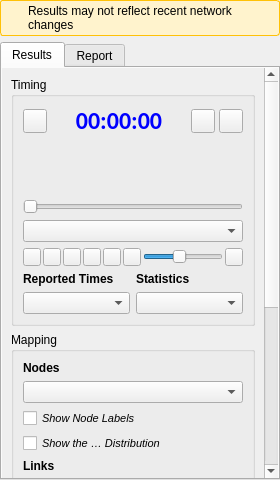
Old version of the form ui/analysis/qgisred_results_dock.ui in the repository qgisred/QGISRed.
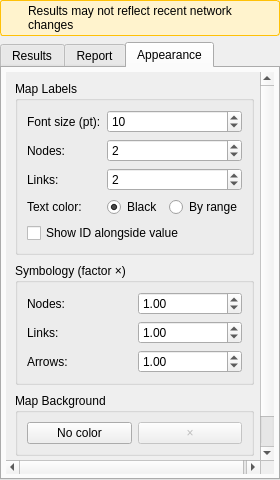
New version of the form. The open tabs and pages were chosen to show the change.

Commit message: Results: Add configuration

The edit to the form file:
```diff
--- a/ui/analysis/qgisred_results_dock.ui
+++ b/ui/analysis/qgisred_results_dock.ui
@@ -640,20 +640,56 @@
                    <item>
                     <layout class="QVBoxLayout" name="verticalLayout_4">
                      <item>
-                      <widget class="QLabel" name="lbNodesHeader">
-                       <property name="font">
-                        <font>
-                         <weight>75</weight>
-                         <bold>true</bold>
-                        </font>
-                       </property>
-                       <property name="styleSheet">
-                        <string notr="true">font-weight: bold;</string>
-                       </property>
-                       <property name="text">
-                        <string>Nodes</string>
-                       </property>
-                      </widget>
+                      <layout class="QHBoxLayout" name="horizontalLayout_NodesHeader">
+                       <item>
+                        <widget class="QLabel" name="lbNodesHeader">
+                         <property name="font">
+                          <font>
+                           <weight>75</weight>
+                           <bold>true</bold>
+                          </font>
+                         </property>
+                         <property name="styleSheet">
+                          <string notr="true">font-weight: bold;</string>
+                         </property>
+                         <property name="text">
+                          <string>Nodes</string>
+                         </property>
+                        </widget>
+                       </item>
+                       <item>
+                        <spacer name="horizontalSpacer_btAppearance">
+                         <property name="orientation">
+                          <enum>Qt::Horizontal</enum>
+                         </property>
+                         <property name="sizeHint" stdset="0">
+                          <size>
+                           <width>40</width>
+                           <height>20</height>
+                          </size>
+                         </property>
+                        </spacer>
+                       </item>
+                       <item>
+                        <widget class="QToolButton" name="btAppearance">
+                         <property name="toolTip">
+                          <string>Appearance options</string>
+                         </property>
+                         <property name="autoRaise">
+                          <bool>true</bool>
+                         </property>
+                         <property name="iconSize">
+                          <size>
+                           <width>18</width>
+                           <height>18</height>
+                          </size>
+                         </property>
+                         <property name="text">
+                          <string/>
+                         </property>
+                        </widget>
+                       </item>
+                      </layout>
                      </item>
                      <item>
                       <widget class="QComboBox" name="cbNodes">
@@ -992,6 +1028,289 @@
         </item>
        </layout>
       </widget>
+      <widget class="QWidget" name="tabAppearance">
+       <attribute name="title">
+        <string>Appearance</string>
+       </attribute>
+       <layout class="QVBoxLayout" name="verticalLayout_tabAppearance">
+        <property name="leftMargin">
+         <number>4</number>
+        </property>
+        <property name="topMargin">
+         <number>4</number>
+        </property>
+        <property name="rightMargin">
+         <number>4</number>
+        </property>
+        <property name="bottomMargin">
+         <number>4</number>
+        </property>
+        <item>
+         <widget class="QScrollArea" name="scrollAreaAppearance">
+          <property name="frameShape">
+           <enum>QFrame::NoFrame</enum>
+          </property>
+          <property name="widgetResizable">
+           <bool>true</bool>
+          </property>
+          <widget class="QWidget" name="scrollAreaContentsAppearance">
+           <layout class="QVBoxLayout" name="verticalLayout_appearanceScroll">
+            <property name="spacing">
+             <number>8</number>
+            </property>
+            <item>
+             <widget class="QGroupBox" name="groupBoxLabels">
+              <property name="title">
+               <string>Map Labels</string>
+              </property>
+              <layout class="QGridLayout" name="gridLayout_labels">
+               <item row="0" column="0">
+                <widget class="QLabel" name="lbFontSize">
+                 <property name="text">
+                  <string>Font size (pt):</string>
+                 </property>
+                </widget>
+               </item>
+               <item row="0" column="1">
+                <widget class="QSpinBox" name="spFontSize">
+                 <property name="minimum">
+                  <number>6</number>
+                 </property>
+                 <property name="maximum">
+                  <number>24</number>
+                 </property>
+                 <property name="value">
+                  <number>10</number>
+                 </property>
+                </widget>
+               </item>
+               <item row="1" column="0">
+                <widget class="QLabel" name="lbNodeDecimals">
+                 <property name="text">
+                  <string>Nodes:</string>
+                 </property>
+                </widget>
+               </item>
+               <item row="1" column="1">
+                <widget class="QSpinBox" name="spNodeDecimals">
+                 <property name="minimum">
+                  <number>0</number>
+                 </property>
+                 <property name="maximum">
+                  <number>6</number>
+                 </property>
+                 <property name="value">
+                  <number>2</number>
+                 </property>
+                </widget>
+               </item>
+               <item row="2" column="0">
+                <widget class="QLabel" name="lbLinkDecimals">
+                 <property name="text">
+                  <string>Links:</string>
+                 </property>
+                </widget>
+               </item>
+               <item row="2" column="1">
+                <widget class="QSpinBox" name="spLinkDecimals">
+                 <property name="minimum">
+                  <number>0</number>
+                 </property>
+                 <property name="maximum">
+                  <number>6</number>
+                 </property>
+                 <property name="value">
+                  <number>2</number>
+                 </property>
+                </widget>
+               </item>
+               <item row="3" column="0">
+                <widget class="QLabel" name="lbColorText">
+                 <property name="text">
+                  <string>Text color:</string>
+                 </property>
+                </widget>
+               </item>
+               <item row="3" column="1">
+                <layout class="QHBoxLayout" name="horizontalLayout_colorRadios">
+                 <item>
+                  <widget class="QRadioButton" name="rbColorBlack">
+                   <property name="text">
+                    <string>Black</string>
+                   </property>
+                   <property name="checked">
+                    <bool>true</bool>
+                   </property>
+                  </widget>
+                 </item>
+                 <item>
+                  <widget class="QRadioButton" name="rbColorByRange">
+                   <property name="text">
+                    <string>By range</string>
+                   </property>
+                  </widget>
+                 </item>
+                </layout>
+               </item>
+               <item row="4" column="0" colspan="2">
+                <widget class="QCheckBox" name="cbShowId">
+                 <property name="text">
+                  <string>Show ID alongside value</string>
+                 </property>
+                </widget>
+               </item>
+              </layout>
+             </widget>
+            </item>
+            <item>
+             <widget class="QGroupBox" name="groupBoxSymbology">
+              <property name="title">
+               <string>Symbology (factor ×)</string>
+              </property>
+              <layout class="QGridLayout" name="gridLayout_symbology">
+               <item row="0" column="0">
+                <widget class="QLabel" name="lbSymbolFactor">
+                 <property name="text">
+                  <string>Nodes:</string>
+                 </property>
+                </widget>
+               </item>
+               <item row="0" column="1">
+                <widget class="QDoubleSpinBox" name="dspSymbolFactor">
+                 <property name="minimum">
+                  <double>0.250000000000000</double>
+                 </property>
+                 <property name="maximum">
+                  <double>4.000000000000000</double>
+                 </property>
+                 <property name="singleStep">
+                  <double>0.050000000000000</double>
+                 </property>
+                 <property name="decimals">
+                  <number>2</number>
+                 </property>
+                 <property name="value">
+                  <double>1.000000000000000</double>
+                 </property>
+                </widget>
+               </item>
+               <item row="1" column="0">
+                <widget class="QLabel" name="lbPipeFactor">
+                 <property name="text">
+                  <string>Links:</string>
+                 </property>
+                </widget>
+               </item>
+               <item row="1" column="1">
+                <widget class="QDoubleSpinBox" name="dspPipeFactor">
+                 <property name="minimum">
+                  <double>0.250000000000000</double>
+                 </property>
+                 <property name="maximum">
+                  <double>4.000000000000000</double>
+                 </property>
+                 <property name="singleStep">
+                  <double>0.050000000000000</double>
+                 </property>
+                 <property name="decimals">
+                  <number>2</number>
+                 </property>
+                 <property name="value">
+                  <double>1.000000000000000</double>
+                 </property>
+                </widget>
+               </item>
+               <item row="2" column="0">
+                <widget class="QLabel" name="lbArrowFactor">
+                 <property name="text">
+                  <string>Arrows:</string>
+                 </property>
+                </widget>
+               </item>
+               <item row="2" column="1">
+                <widget class="QDoubleSpinBox" name="dspArrowFactor">
+                 <property name="minimum">
+                  <double>0.250000000000000</double>
+                 </property>
+                 <property name="maximum">
+                  <double>4.000000000000000</double>
+                 </property>
+                 <property name="singleStep">
+                  <double>0.050000000000000</double>
+                 </property>
+                 <property name="decimals">
+                  <number>2</number>
+                 </property>
+                 <property name="value">
+                  <double>1.000000000000000</double>
+                 </property>
+                </widget>
+               </item>
+              </layout>
+             </widget>
+            </item>
+            <item>
+             <widget class="QGroupBox" name="groupBoxBackground">
+              <property name="title">
+               <string>Map Background</string>
+              </property>
+              <layout class="QVBoxLayout" name="verticalLayout_background">
+               <item>
+                <layout class="QHBoxLayout" name="horizontalLayout_bgColor">
+                 <item>
+                  <widget class="QPushButton" name="btBgColor">
+                   <property name="text">
+                    <string>No color</string>
+                   </property>
+                  </widget>
+                 </item>
+                 <item>
+                  <widget class="QPushButton" name="btClearBgColor">
+                   <property name="text">
+                    <string>×</string>
+                   </property>
+                   <property name="toolTip">
+                    <string>Clear background color</string>
+                   </property>
+                   <property name="maximumWidth">
+                    <number>24</number>
+                   </property>
+                   <property name="enabled">
+                    <bool>false</bool>
+                   </property>
+                  </widget>
+                 </item>
+                </layout>
+               </item>
+              </layout>
+             </widget>
+            </item>
+            <item>
+             <spacer name="verticalSpacer_appearance">
+              <property name="orientation">
+               <enum>Qt::Vertical</enum>
+              </property>
+              <property name="sizeHint" stdset="0">
+               <size>
+                <width>20</width>
+                <height>40</height>
+               </size>
+              </property>
+             </spacer>
+            </item>
+            <item>
+             <widget class="QPushButton" name="btResetAppearance">
+              <property name="text">
+               <string>Reset all</string>
+              </property>
+             </widget>
+            </item>
+           </layout>
+          </widget>
+         </widget>
+        </item>
+       </layout>
+      </widget>
      </widget>
     </item>
    </layout>
```
The commit also changes 10 other files.
